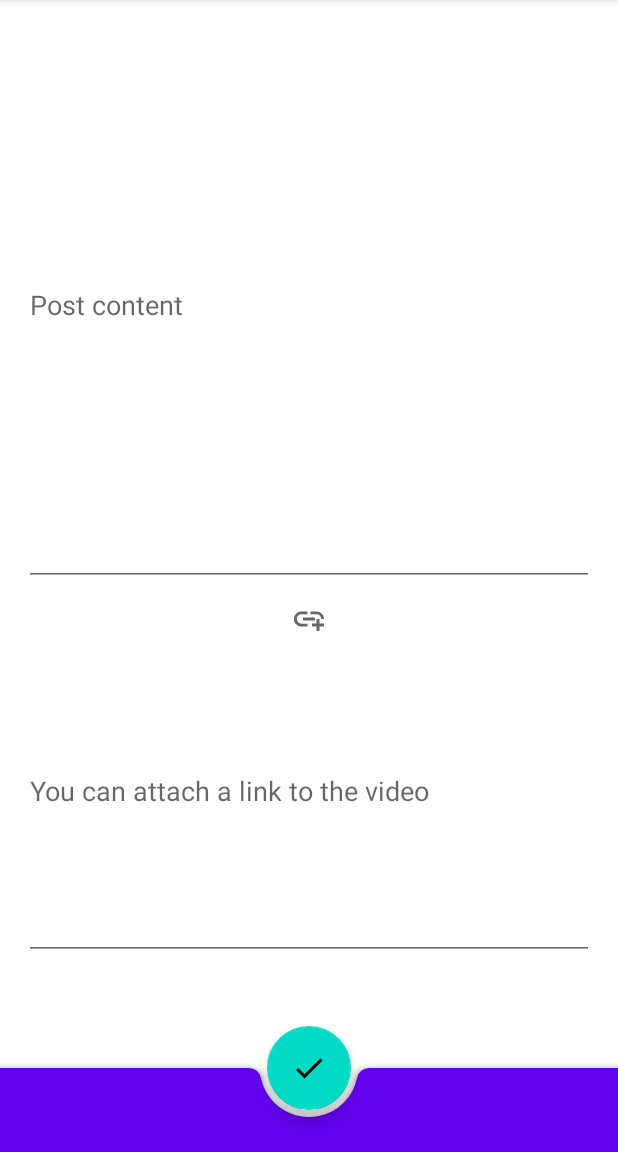
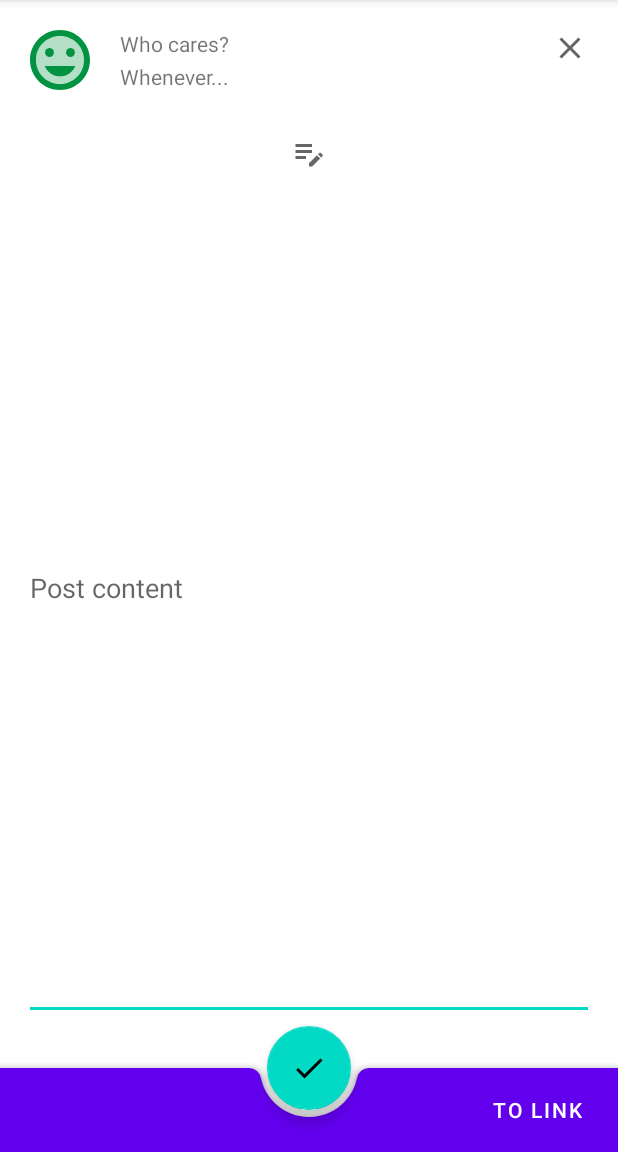
Before and after one commit to maks-x/NMedia, an Android app: the screen it shows after launch (MainActivity), after a tap on "Add post", on a phone screen of 412 x 824 dp, the part 84-1236 px from its top. Run offline under Robolectric (Android 15) with nearby library versions, the phone set to English and light mode, and no system bars; 3 other taps on this screen came first.

Commit message:
PostContentFragment "recustomized" with keyboard problem not solved. Fixed an bug with an unsuccessful saving in the file of samplePosts at the first launch and exit without changes.

```diff
--- a/app/src/main/java/ru/netology/nmedia/repository/FilePostRepository.kt
+++ b/app/src/main/java/ru/netology/nmedia/repository/FilePostRepository.kt
@@ -23,20 +23,7 @@ class FilePostRepository(
         COMMON_SHARED_PREFS_KEY, Context.MODE_PRIVATE
     )
 
-    override val data: MutableLiveData<List<Post>>
-
-    init {
-        val postsFile = application.filesDir.resolve(POSTS_FILE_NAME)
-        val posts: List<Post> = if (postsFile.exists()) {
-            application.openFileInput(POSTS_FILE_NAME)
-                .bufferedReader()
-                .use {
-                    gson.fromJson(it, type)
-                }
-        } else emptyList()
-
-        data = MutableLiveData(samplePosts(application) + posts)
-    }
+    override val data = MutableLiveData<List<Post>>()
 
     private var posts
         get() = checkNotNull(data.value) {
@@ -51,6 +38,21 @@ class FilePostRepository(
 
             data.value = value
         }
+
+    init {
+        val postsFile = application.filesDir.resolve(POSTS_FILE_NAME)
+        val posts: List<Post> = if (postsFile.exists()) {
+            application.openFileInput(POSTS_FILE_NAME)
+                .bufferedReader()
+                .use {
+                    gson.fromJson(it, type)
+                }
+        } else emptyList()
+
+        val samplePosts = samplePosts(application)
+
+        this.posts = samplePosts + posts
+    }
 
     private var newPostID = prefs.getLong(NEXT_POST_ID_PREFS_KEY, posts.size + 1L)
         set(value) {
--- a/app/src/main/java/ru/netology/nmedia/ui/PostContentFragment.kt
+++ b/app/src/main/java/ru/netology/nmedia/ui/PostContentFragment.kt
@@ -2,13 +2,14 @@ package ru.netology.nmedia.ui
 
 import android.os.Bundle
 import android.view.LayoutInflater
+import android.view.View
 import android.view.ViewGroup
+import android.widget.EditText
 import androidx.fragment.app.Fragment
 import androidx.fragment.app.setFragmentResult
 import ru.netology.nmedia.databinding.FragmentPostContentBinding
 import ru.netology.nmedia.objects.Post
 import ru.netology.nmedia.utils.*
-import ru.netology.nmedia.utils.hideKeyboard
 
 class PostContentFragment : Fragment() {
 
@@ -24,19 +25,32 @@ class PostContentFragment : Fragment() {
             ) { "there is no post in fragment's arguments" }
 
             with(binding) {
+                makeVisibleAndFocus(TEXT)
+                avatar.setImageResource(post.avatarID)
+                author.text = post.author
+                published.text = post.published
+                with(editText) {
+                    setText(post.text)
+                    showKeyboard()
+                }
+                post.videoLink?.let { editLink.setText(it) }
 
-                if (!post.isEmpty()) {
-                    edit.setText(post.text)
-                    post.videoLink?.let { editLink.setText(it) }
+                close.setOnClickListener {
+                    parentFragmentManager.popBackStack()
                 }
 
-//            edit.requestFocus()
-//            showKeyboard()
+                toLink.setOnClickListener {
+                    makeVisibleAndFocus(LINK)
+                }
+
+                toText.setOnClickListener {
+                    makeVisibleAndFocus(TEXT)
+                }
 
                 ok.setOnClickListener {
                     it.hideKeyboard()
-                    if (!edit.text.isNullOrBlank()) {
-                        val text = edit.text.toString()
+                    if (!editText.text.isNullOrBlank()) {
+                        val text = editText.text.toString()
                         val link = with(editLink.text) {
                             if (isNullOrBlank()) null else toString()
                         }
@@ -58,4 +72,31 @@ class PostContentFragment : Fragment() {
                 }
             }
         }.root
+
+    private companion object {
+
+        fun FragmentPostContentBinding.makeVisibleAndFocus(tag: String) {
+            when (tag) {
+                TEXT -> {
+                    editText.visibility = View.VISIBLE
+                    toLink.visibility = View.VISIBLE
+                    editLink.visibility = View.INVISIBLE
+                    toText.visibility = View.INVISIBLE
+                    editText.requestFocus()
+                }
+                LINK -> {
+                    editText.visibility = View.INVISIBLE
+                    toLink.visibility = View.INVISIBLE
+                    editLink.visibility = View.VISIBLE
+                    toText.visibility = View.VISIBLE
+                    // почему фокус не устанавливается в конец текста???
+                    editLink.requestFocus(View.FOCUS_DOWN)
+                }
+            }
+        }
+
+        const val LINK = "link"
+        const val TEXT = "text"
+
+    }
 }
--- a/app/src/main/java/ru/netology/nmedia/utils/NmediaUtils.kt
+++ b/app/src/main/java/ru/netology/nmedia/utils/NmediaUtils.kt
@@ -1,24 +1,33 @@
 package ru.netology.nmedia.utils
 
-import android.app.Activity
 import android.content.Context
 import android.view.View
-import android.view.WindowManager
 import android.view.inputmethod.InputMethodManager
 import androidx.core.content.edit
 import ru.netology.nmedia.R
 import ru.netology.nmedia.databinding.PostBinding
 import ru.netology.nmedia.objects.Post
 
+// region KEYBOARD
+
+private val View.inputMethodManager
+    get() = context.getSystemService(Context.INPUT_METHOD_SERVICE) as InputMethodManager
+
 internal fun View.hideKeyboard() {
-    val imm = context.getSystemService(Context.INPUT_METHOD_SERVICE) as InputMethodManager
-    imm.hideSoftInputFromWindow(windowToken, /* flags = */0)
+    inputMethodManager.hideSoftInputFromWindow(windowToken, /* flags = */0)
 }
 
-//иначе клавиатура не подтягивается после requestFocus(), есть ли другой способ?
-internal fun Activity.showKeyboard() {
-    window.setSoftInputMode(WindowManager.LayoutParams.SOFT_INPUT_STATE_VISIBLE)
+// клавиатура не подтягивается
+// showSoftInput замылил... бестолку... Как сделать это правильно?
+internal fun View.showKeyboard() {
+    inputMethodManager.showSoftInput(this, InputMethodManager.SHOW_IMPLICIT)
+
+//    а этот франкенштейн вообще не даёт клавиатуре пропасть
+//    в режиме alwaysOnDisplay на моем Android 10
+        //    inputMethodManager.toggleSoftInput(InputMethodManager.SHOW_FORCED, /* flags = */0)
 }
+
+// endregion KEYBOARD
 
 internal fun <T> List<T>.repeatIfOutOfBound(requiredIndex: Int) =
     this[requiredIndex % size]
@@ -123,8 +132,6 @@ internal fun PostBinding.fillWithPost(post: Post?) {
     }
 }
 
-internal fun Post.isEmpty() = text.isBlank()
-
 // region APP_CONSTANTS
 
 const val COMMON_SHARED_PREFS_KEY = "commonPrefs"
--- /dev/null
+++ b/app/src/main/res/drawable/ic_baseline_edit_note_24.xml
@@ -0,0 +1,5 @@
+<vector android:height="24dp" android:tint="#FFFFFF"
+    android:viewportHeight="24" android:viewportWidth="24"
+    android:width="24dp" xmlns:android="http://schemas.android.com/apk/res/android">
+    <path android:fillColor="@android:color/white" android:pathData="M3,10h11v2H3V10zM3,8h11V6H3V8zM3,16h7v-2H3V16zM18.01,12.87l0.71,-0.71c0.39,-0.39 1.02,-0.39 1.41,0l0.71,0.71c0.39,0.39 0.39,1.02 0,1.41l-0.71,0.71L18.01,12.87zM17.3,13.58l-5.3,5.3V21h2.12l5.3,-5.3L17.3,13.58z"/>
+</vector>
--- a/app/src/main/res/drawable/ic_cancel_48.xml
+++ b/app/src/main/res/drawable/ic_cancel_24.xml
@@ -1,6 +1,6 @@
 <vector xmlns:android="http://schemas.android.com/apk/res/android"
-    android:width="48dp"
-    android:height="48dp"
+    android:width="24dp"
+    android:height="24dp"
     android:tint="#CCCCCC"
     android:viewportWidth="24"
     android:viewportHeight="24">
--- a/app/src/main/res/layout/fragment_post_content.xml
+++ b/app/src/main/res/layout/fragment_post_content.xml
@@ -7,30 +7,85 @@
     tools:context=".ui.PostContentFragment">
 
     <androidx.constraintlayout.widget.ConstraintLayout
+        android:id="@+id/post_content_container"
         android:layout_width="match_parent"
         android:layout_height="match_parent"
-        android:layout_marginBottom="@dimen/bottom_app_bar_min_height"
+        android:layout_marginBottom="@dimen/post_content_margin_bottom"
         android:padding="@dimen/common_spacing">
 
+        <ImageView
+            android:id="@+id/avatar"
+            android:layout_width="@dimen/posts_avatar_size"
+            android:layout_height="@dimen/posts_avatar_size"
+            android:layout_marginBottom="@dimen/common_spacing"
+            android:contentDescription="@string/avatar_description"
+            app:layout_constraintBottom_toTopOf="@id/top_barrier"
+            app:layout_constraintStart_toStartOf="parent"
+            app:layout_constraintTop_toTopOf="parent"
+            tools:srcCompat="@tools:sample/avatars[3]" />
+
+        <TextView
+            android:id="@+id/author"
+            android:layout_width="0dp"
+            android:layout_height="wrap_content"
+            android:layout_marginStart="@dimen/common_spacing"
+            android:layout_marginEnd="@dimen/common_spacing"
+            android:ellipsize="end"
+            android:singleLine="true"
+            app:layout_constraintBottom_toTopOf="@id/published"
+            app:layout_constraintEnd_toStartOf="@id/close"
+            app:layout_constraintStart_toEndOf="@id/avatar"
+            app:layout_constraintTop_toTopOf="parent"
+            tools:text="Some name of public or user as long, as it necessary" />
+
+        <TextView
+            android:id="@+id/published"
+            android:layout_width="0dp"
+            android:layout_height="wrap_content"
+            android:layout_marginBottom="@dimen/common_spacing"
+            android:ellipsize="end"
+            android:singleLine="true"
+            app:layout_constraintBottom_toTopOf="@id/top_barrier"
+            app:layout_constraintEnd_toEndOf="@id/author"
+            app:layout_constraintStart_toStartOf="@id/author"
+            app:layout_constraintTop_toBottomOf="@id/author"
+            tools:text="April 27, 23:23" />
+
+        <com.google.android.material.button.MaterialButton
+            android:id="@+id/close"
+            style="@style/Widget.AppTheme.PostButtonStyle"
+            android:layout_width="wrap_content"
+            android:layout_height="wrap_content"
+            android:contentDescription="@string/close"
+            app:icon="@drawable/ic_cancel_24"
+            app:layout_constraintEnd_toEndOf="parent"
+            app:layout_constraintTop_toTopOf="parent" />
+
+        <androidx.constraintlayout.widget.Barrier
+            android:id="@+id/top_barrier"
+            android:layout_width="wrap_content"
+            android:layout_height="wrap_content"
+            app:barrierDirection="bottom"
+            app:constraint_referenced_ids="avatar,published,close" />
+
         <EditText
-            android:id="@+id/edit"
+            android:id="@+id/editText"
             android:layout_width="match_parent"
             android:layout_height="0dp"
+            android:drawableTop="@drawable/ic_baseline_edit_note_24"
+            android:drawableTint="?attr/colorControlNormal"
             android:hint="@string/post_add_hint"
             android:importantForAutofill="no"
             android:inputType="textMultiLine"
-            app:layout_constraintBottom_toTopOf="@id/editLink"
-            app:layout_constraintHorizontal_chainStyle="spread_inside"
+            app:layout_constraintBottom_toBottomOf="parent"
             app:layout_constraintStart_toStartOf="parent"
-            app:layout_constraintTop_toTopOf="parent"
-            app:layout_constraintVertical_weight="3"
+            app:layout_constraintTop_toBottomOf="@id/top_barrier"
             tools:text="@tools:sample/lorem/random" />
 
         <EditText
             android:id="@+id/editLink"
             android:layout_width="match_parent"
             android:layout_height="0dp"
-            android:layout_marginBottom="@dimen/bottom_app_bar_min_height"
             android:drawableTop="@drawable/ic_baseline_add_link_24"
             android:drawableTint="?attr/colorControlNormal"
             android:hint="@string/edit_link_hint"
@@ -38,9 +93,10 @@
             android:inputType="textMultiLine"
             app:layout_constraintBottom_toBottomOf="parent"
             app:layout_constraintStart_toStartOf="parent"
-            app:layout_constraintTop_toBottomOf="@id/edit"
-            app:layout_constraintVertical_weight="2"
-            tools:text="@tools:sample/lorem/random" />
+            app:layout_constraintTop_toBottomOf="@id/top_barrier"
+            tools:text="@tools:sample/lorem/random"
+            tools:visibility="invisible" />
+
 
     </androidx.constraintlayout.widget.ConstraintLayout>
 
@@ -49,7 +105,8 @@
         style="@style/Widget.MaterialComponents.BottomAppBar.Colored"
         android:layout_width="match_parent"
         android:layout_height="@dimen/bottom_app_bar_min_height"
-        android:layout_gravity="bottom" />
+        android:layout_gravity="bottom"
+        android:height="@dimen/bottom_app_bar_min_height" />
 
     <com.google.android.material.floatingactionbutton.FloatingActionButton
         android:id="@+id/ok"
@@ -59,5 +116,26 @@
         app:layout_anchor="@id/bottomAppBar"
         app:srcCompat="@drawable/ic_ok_24" />
 
+    <com.google.android.material.button.MaterialButton
+        android:id="@+id/to_text"
+        style="@style/Widget.AppTheme.PostContentButton"
+        android:layout_width="wrap_content"
+        android:layout_height="wrap_content"
+        android:contentDescription="@string/to_text"
+        android:text="@string/to_text"
+        app:layout_anchor="@id/bottomAppBar"
+        app:layout_anchorGravity="center_vertical"
+        tools:visibility="invisible" />
+
+    <com.google.android.material.button.MaterialButton
+        android:id="@+id/to_link"
+        style="@style/Widget.AppTheme.PostContentButton"
+        android:layout_width="wrap_content"
+        android:layout_height="wrap_content"
+        android:contentDescription="@string/to_link"
+        android:text="@string/to_link"
+        app:layout_anchor="@id/bottomAppBar"
+        app:layout_anchorGravity="end|center_vertical" />
+
 
 </androidx.coordinatorlayout.widget.CoordinatorLayout>
--- a/app/src/main/res/values/dimens.xml
+++ b/app/src/main/res/values/dimens.xml
@@ -6,4 +6,5 @@
     <dimen name="bottom_app_bar_min_height">56dp</dimen>
     <dimen name="fab_half_size">28dp</dimen>
     <dimen name="fab_margin">16dp</dimen>
+    <dimen name="post_content_margin_bottom">72dp</dimen>
 </resources>
--- a/app/src/main/res/values/strings.xml
+++ b/app/src/main/res/values/strings.xml
@@ -26,4 +26,7 @@
     <string name="edit_post_title">Edit post</string>
     <string name="play_video">Play video</string>
     <string name="edit_link_hint">You can attach a link to the video</string>
+    <string name="close">Close</string>
+    <string name="to_text">To text</string>
+    <string name="to_link">To link</string>
 </resources>
--- a/app/src/main/res/values/styles.xml
+++ b/app/src/main/res/values/styles.xml
@@ -37,4 +37,11 @@
     <style name="Widget.AppTheme.PlayVideoButtonStyle" parent="Widget.MaterialComponents.TimePicker.ImageButton">
 
     </style>
+
+    <style name="Widget.AppTheme.PostContentButton" parent="Widget.MaterialComponents.Button.TextButton">
+        <item name="android:insetLeft">@dimen/common_spacing</item>
+        <item name="android:insetRight">@dimen/common_spacing</item>
+        <item name="android:textColor">?attr/colorOnPrimary</item>
+        <item name="android:height">@dimen/bottom_app_bar_min_height</item>
+    </style>
 </resources>
```
Also changed, not shown: 2 other files.
